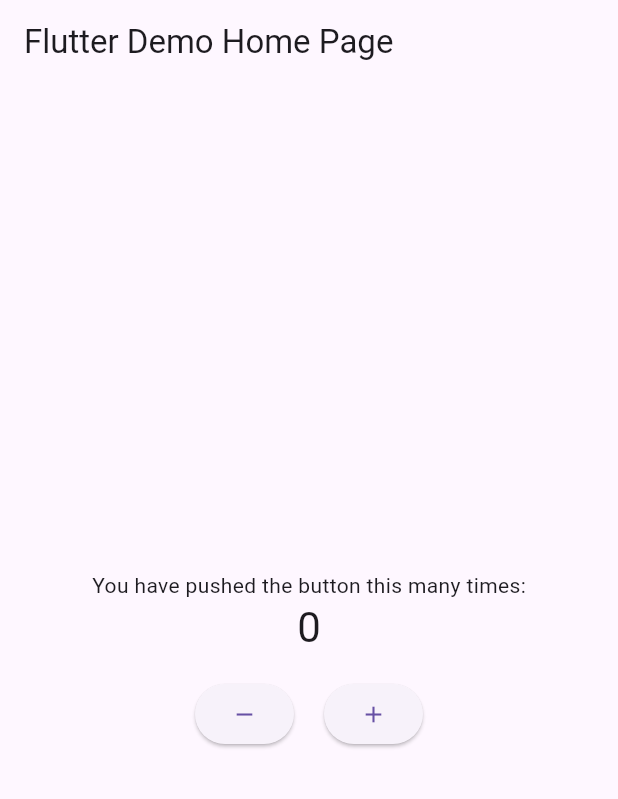
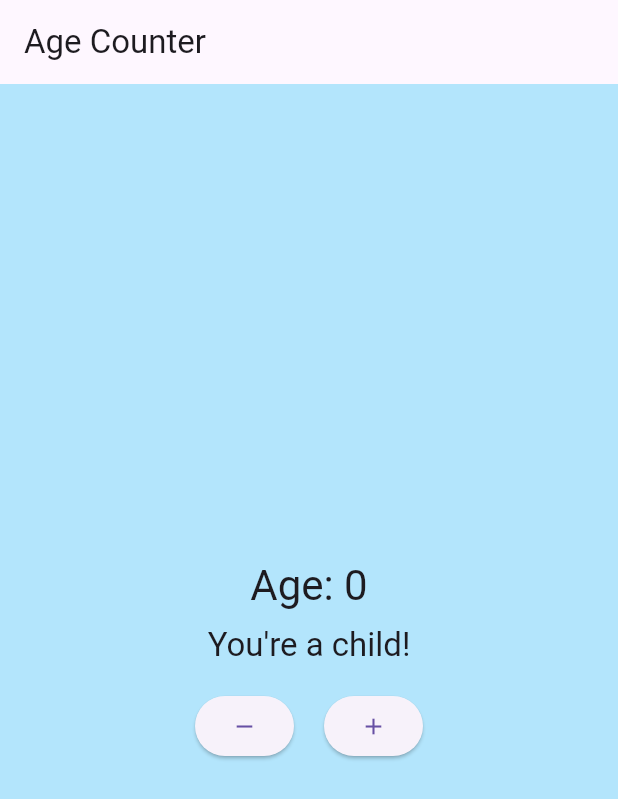
Before and after one commit to grawlings1/cw6v2, a Flutter app: the screen it shows after launch, on a phone screen of 412 x 824 dp. Shown: the top 799 px of the screen. Run offline on Flutter 3.47's test engine with Material 3 defaults, Android fonts, the phone set to English and light mode, and no system bars; missing offline and left inert: window_size.

Commit message:
age milestones and color changes

```diff
--- a/lib/main.dart
+++ b/lib/main.dart
@@ -20,7 +20,7 @@ const double windowHeight = 640;
 void setupWindow() {
   if (!kIsWeb && (Platform.isWindows || Platform.isLinux || Platform.isMacOS)) {
     WidgetsFlutterBinding.ensureInitialized();
-    setWindowTitle('Provider Counter');
+    setWindowTitle('Provider Age Counter');
     setWindowMinSize(const Size(windowWidth, windowHeight));
     setWindowMaxSize(const Size(windowWidth, windowHeight));
     getCurrentScreen().then((screen) {
@@ -41,7 +41,6 @@ class Counter with ChangeNotifier {
     notifyListeners();
   }
 
-  // New decrement method:
   void decrement() {
     if (value > 0) {
       value -= 1;
@@ -56,7 +55,7 @@ class MyApp extends StatelessWidget {
   @override
   Widget build(BuildContext context) {
     return MaterialApp(
-      title: 'Flutter Demo',
+      title: 'Age Counter',
       theme: ThemeData(
         primarySwatch: Colors.blue,
         useMaterial3: true,
@@ -69,23 +68,58 @@ class MyApp extends StatelessWidget {
 class MyHomePage extends StatelessWidget {
   const MyHomePage({super.key});
 
+  // Helper method to get milestone data based on age
+  Map<String, dynamic> getMilestoneData(int age) {
+    if (age >= 0 && age <= 12) {
+      return {
+        'message': "You're a child!",
+        'backgroundColor': Colors.lightBlue[100],
+      };
+    } else if (age >= 13 && age <= 19) {
+      return {
+        'message': "Teenager time!",
+        'backgroundColor': Colors.lightGreen[100],
+      };
+    } else if (age >= 20 && age <= 30) {
+      return {
+        'message': "You're a young adult!",
+        'backgroundColor': Colors.yellow[100],
+      };
+    } else if (age >= 31 && age <= 50) {
+      return {
+        'message': "You're an adult now!",
+        'backgroundColor': Colors.orange[200],
+      };
+    } else {
+      return {
+        'message': "Golden years!",
+        'backgroundColor': Colors.grey[300],
+      };
+    }
+  }
+
   @override
   Widget build(BuildContext context) {
     final counter = context.watch<Counter>();
+    final milestoneData = getMilestoneData(counter.value);
     return Scaffold(
+      backgroundColor: milestoneData['backgroundColor'],
       appBar: AppBar(
-        title: const Text('Flutter Demo Home Page'),
+        title: const Text('Age Counter'),
       ),
       body: Center(
         child: Column(
           mainAxisAlignment: MainAxisAlignment.center,
           children: [
-            const Text('You have pushed the button this many times:'),
-            Consumer<Counter>(
-              builder: (context, counter, child) => Text(
-                '${counter.value}',
-                style: Theme.of(context).textTheme.headlineMedium,
-              ),
+            Text(
+              'Age: ${counter.value}',
+              style: Theme.of(context).textTheme.headlineMedium,
+            ),
+            const SizedBox(height: 8),
+            // Display milestone message:
+            Text(
+              milestoneData['message'],
+              style: Theme.of(context).textTheme.titleLarge,
             ),
             const SizedBox(height: 16),
             // Row with decrement and increment buttons:
```
